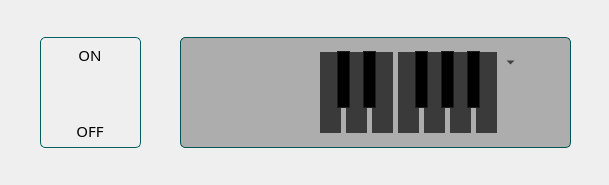
Above: qtui/autotunetab.ui from andre-tm-hui/ReVox before the change. Below: the same form after it.
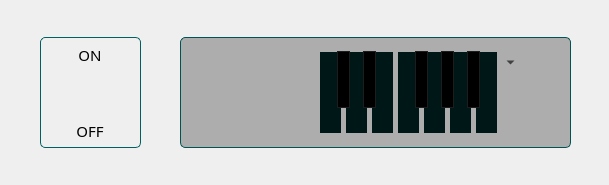
That is the form after the change. Icons and pictures are not drawn.

Patch:
```diff
--- a/qtui/autotunetab.ui
+++ b/qtui/autotunetab.ui
@@ -140,7 +140,7 @@
      <property name="styleSheet">
       <string notr="true">QCheckBox::indicator { width: 21; height: 81; }
 QCheckBox::indicator:checked { background: #FFFFFF;}
-QCheckBox::indicator:unchecked { background: #505050; }</string>
+QCheckBox::indicator:unchecked { background: #002020; }</string>
      </property>
      <property name="text">
       <string/>
@@ -158,7 +158,7 @@
      <property name="styleSheet">
       <string notr="true">QCheckBox::indicator { width: 21; height: 81; }
 QCheckBox::indicator:checked { background: #FFFFFF;}
-QCheckBox::indicator:unchecked { background: #505050; }</string>
+QCheckBox::indicator:unchecked { background: #002020; }</string>
      </property>
      <property name="text">
       <string/>
@@ -176,7 +176,7 @@
      <property name="styleSheet">
       <string notr="true">QCheckBox::indicator { width: 21; height: 81; }
 QCheckBox::indicator:checked { background: #FFFFFF;}
-QCheckBox::indicator:unchecked { background: #505050; }</string>
+QCheckBox::indicator:unchecked { background: #002020; }</string>
      </property>
      <property name="text">
       <string/>
@@ -194,7 +194,7 @@
      <property name="styleSheet">
       <string notr="true">QCheckBox::indicator { width: 21; height: 81; }
 QCheckBox::indicator:checked { background: #FFFFFF;}
-QCheckBox::indicator:unchecked { background: #505050; }</string>
+QCheckBox::indicator:unchecked { background: #002020; }</string>
      </property>
      <property name="text">
       <string/>
@@ -212,7 +212,7 @@
      <property name="styleSheet">
       <string notr="true">QCheckBox::indicator { width: 21; height: 81; }
 QCheckBox::indicator:checked { background: #FFFFFF;}
-QCheckBox::indicator:unchecked { background: #505050; }</string>
+QCheckBox::indicator:unchecked { background: #002020; }</string>
      </property>
      <property name="text">
       <string/>
@@ -230,7 +230,7 @@
      <property name="styleSheet">
       <string notr="true">QCheckBox::indicator { width: 21; height: 81; }
 QCheckBox::indicator:checked { background: #FFFFFF;}
-QCheckBox::indicator:unchecked { background: #505050; }</string>
+QCheckBox::indicator:unchecked { background: #002020; }</string>
      </property>
      <property name="text">
       <string/>
@@ -248,7 +248,7 @@
      <property name="styleSheet">
       <string notr="true">QCheckBox::indicator { width: 21; height: 81; }
 QCheckBox::indicator:checked { background: #FFFFFF;}
-QCheckBox::indicator:unchecked { background: #505050; }</string>
+QCheckBox::indicator:unchecked { background: #002020; }</string>
      </property>
      <property name="text">
       <string/>
```
Left out of the diff: 13 changed lines with no effect on the pictures.
